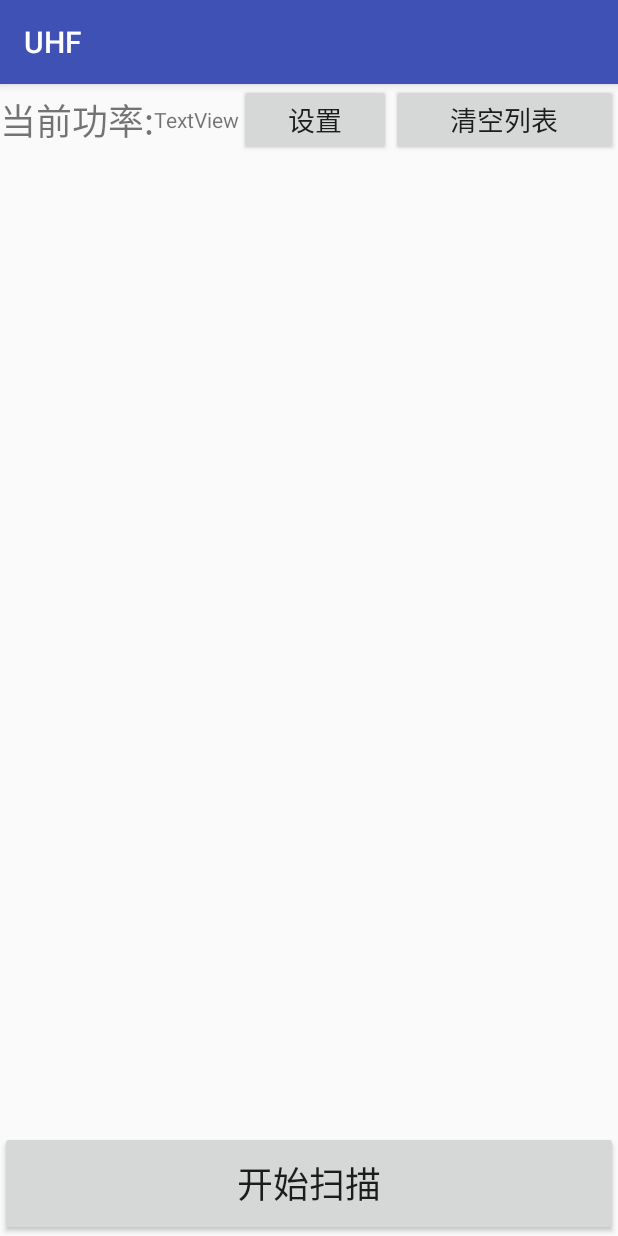
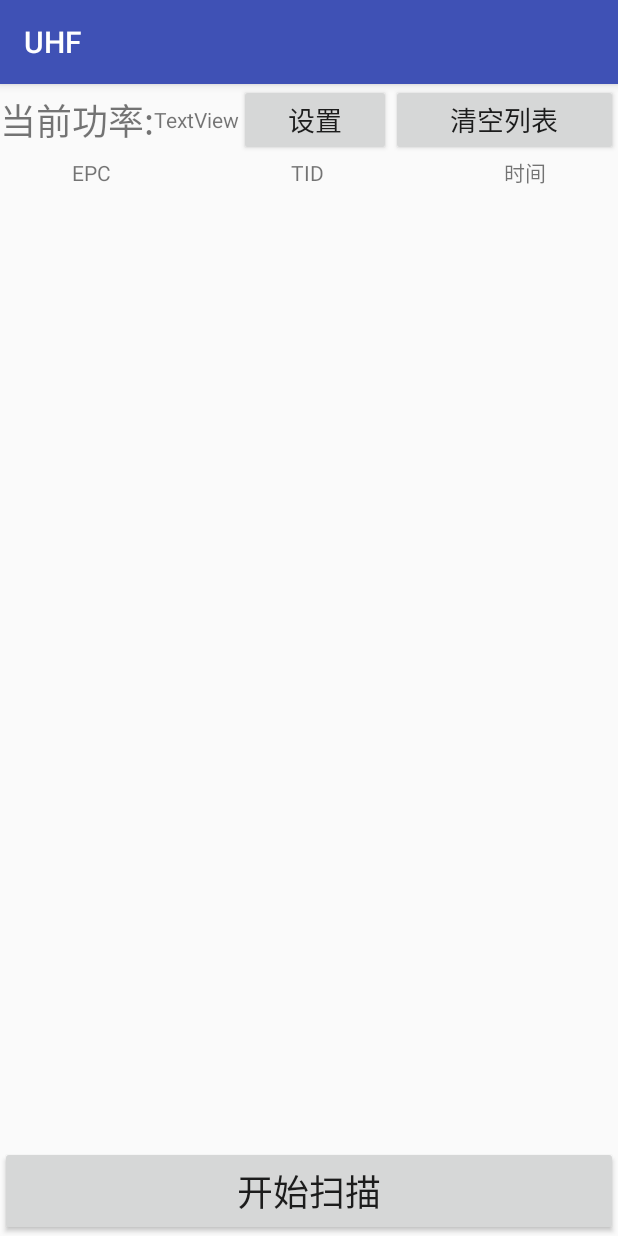
Before and after one commit to zhk666/AndroidPros, an Android app: the screen it shows after launch (MainActivity), on a phone screen of 412 x 824 dp. Run offline under Robolectric (Android 15) with nearby library versions, the phone set to English and light mode, and no system bars; 3 statements that could not run were skipped.

Commit message:
主页面布局及扫描功能

```diff
--- a/app/src/main/res/layout/activity_main.xml
+++ b/app/src/main/res/layout/activity_main.xml
@@ -1,39 +1,14 @@
 <?xml version="1.0" encoding="utf-8"?>
-<android.support.constraint.ConstraintLayout xmlns:android="http://schemas.android.com/apk/res/android"
-    xmlns:app="http://schemas.android.com/apk/res-auto"
-    xmlns:tools="http://schemas.android.com/tools"
+<RelativeLayout xmlns:android="http://schemas.android.com/apk/res/android"
     android:layout_width="match_parent"
-    android:layout_height="match_parent"
-    tools:context="donwit.com.uhf.MainActivity">
+    android:layout_height="match_parent">
 
     <LinearLayout
-        android:id="@+id/oper_line"
-        android:layout_width="0dp"
+        android:id="@+id/menu_line"
+        android:layout_width="match_parent"
         android:layout_height="wrap_content"
-        android:orientation="horizontal"
-        app:layout_constraintBottom_toBottomOf="parent"
-        app:layout_constraintLeft_toLeftOf="parent"
-        app:layout_constraintRight_toRightOf="parent"
-        app:layout_constraintHorizontal_bias="0.0">
-
-        <Button
-            android:id="@+id/start_btn"
-            android:layout_width="wrap_content"
-            android:layout_height="70dp"
-            android:layout_weight="1"
-            android:text="@string/start"
-            android:textSize="24sp" />
-    </LinearLayout>
-
-    <LinearLayout
-        android:layout_width="0dp"
-        android:layout_height="wrap_content"
-        android:orientation="horizontal"
-        app:layout_constraintHorizontal_bias="1.0"
-        app:layout_constraintLeft_toLeftOf="parent"
-        app:layout_constraintRight_toRightOf="parent"
-        app:layout_constraintTop_toTopOf="parent"
-        android:id="@+id/menu_line">
+        android:layout_alignParentTop="true"
+        android:orientation="horizontal">
 
         <TextView
             android:id="@+id/power"
@@ -61,29 +36,65 @@
         <Button
             android:id="@+id/clean_btn"
             android:layout_width="wrap_content"
-            android:layout_height="match_parent"
+            android:layout_height="wrap_content"
             android:layout_weight="4"
             android:text="@string/clean_list"
             android:textSize="18sp" />
     </LinearLayout>
 
     <LinearLayout
-        android:id="@+id/list_line"
-        android:layout_width="0dp"
+        android:id="@+id/desc_line"
+        android:layout_width="match_parent"
         android:layout_height="wrap_content"
-        android:orientation="vertical"
-        android:weightSum="1"
-        app:layout_constraintBottom_toTopOf="@+id/oper_line"
-        app:layout_constraintHorizontal_bias="0.0"
-        app:layout_constraintLeft_toLeftOf="parent"
-        app:layout_constraintRight_toRightOf="parent"
-        app:layout_constraintTop_toBottomOf="@+id/menu_line"
-        app:layout_constraintVertical_bias="0.0">
+        android:layout_below="@+id/menu_line"
+        android:orientation="horizontal">
 
-        <ListView
-            android:id="@+id/epc_list"
-            android:layout_width="match_parent"
-            android:layout_height="380dp"
-            android:layout_weight="0.83" />
+        <TextView
+            android:id="@+id/textView5"
+            android:layout_width="wrap_content"
+            android:layout_height="wrap_content"
+            android:layout_weight="2"
+            android:gravity="center"
+            android:text="@string/epc" />
+
+        <TextView
+            android:id="@+id/textView6"
+            android:layout_width="wrap_content"
+            android:layout_height="wrap_content"
+            android:layout_weight="3"
+            android:gravity="center"
+            android:text="@string/tid" />
+
+        <TextView
+            android:id="@+id/textView7"
+            android:layout_width="wrap_content"
+            android:layout_height="wrap_content"
+            android:layout_weight="2"
+            android:gravity="center"
+            android:text="@string/time" />
     </LinearLayout>
-</android.support.constraint.ConstraintLayout>
+
+    <ListView
+        android:id="@+id/epc_list"
+        android:layout_width="match_parent"
+        android:layout_height="match_parent"
+        android:layout_above="@+id/oper_line"
+        android:layout_below="@+id/desc_line" />
+
+    <LinearLayout
+        android:id="@+id/oper_line"
+        android:layout_width="match_parent"
+        android:layout_height="wrap_content"
+        android:layout_alignParentBottom="true"
+        android:gravity="bottom"
+        android:orientation="horizontal">
+
+        <Button
+            android:id="@+id/start_btn"
+            android:layout_width="wrap_content"
+            android:layout_height="60dp"
+            android:layout_weight="1"
+            android:text="@string/start"
+            android:textSize="24sp" />
+    </LinearLayout>
+</RelativeLayout>
--- a/app/src/main/res/values/colors.xml
+++ b/app/src/main/res/values/colors.xml
@@ -2,5 +2,5 @@
 <resources>
     <color name="colorPrimary">#3F51B5</color>
     <color name="colorPrimaryDark">#303F9F</color>
-    <color name="colorAccent">#FF4081</color>
+    <color name="colorAccent">#e50e58</color>
 </resources>
--- a/app/src/main/res/values/strings.xml
+++ b/app/src/main/res/values/strings.xml
@@ -6,5 +6,7 @@
     <string name="end">结束扫描</string>
     <string name="isOpenNet">已打开网络，点击重试</string>
     <string name="clean_list">清空列表</string>
-
+    <string name="tid">TID</string>
+    <string name="epc">EPC</string>
+    <string name="time">时间</string>
 </resources>
```
Also changed, not shown: app/src/main/java/donwit/com/uhf/InventoryThread.java (deleted, +0 -57 lines), app/src/main/java/donwit/com/uhf/MainActivity.java (+94 -7 lines), app/src/main/java/donwit/com/uhf/Util.java (+7 -0 lines), app/src/main/res/layout/listview_item.xml (added, +26 -0 lines).
